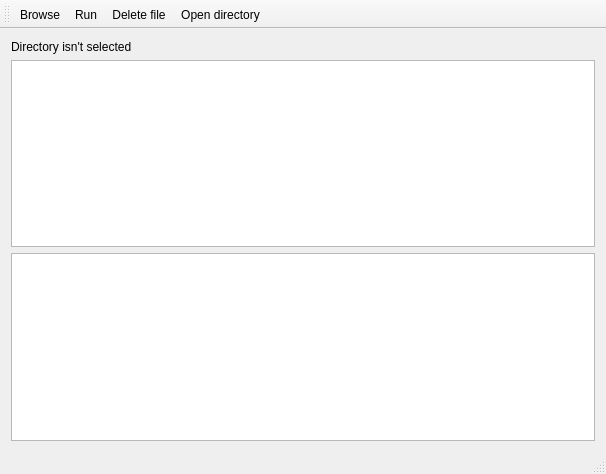
The window that mainwindow.ui (leonfed/findDuplicates) describes before a commit, drawn with Qt 5.
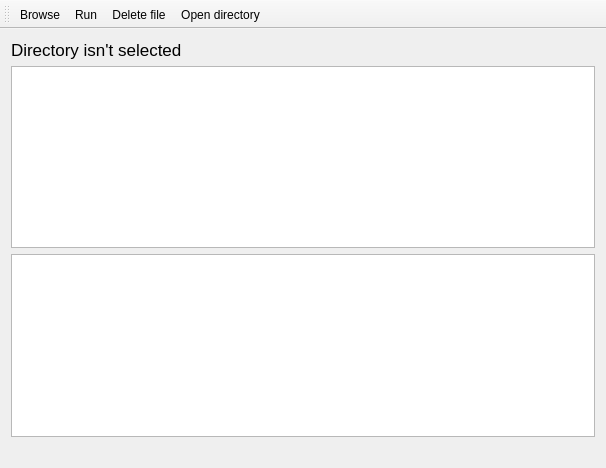
The same window after the commit.

What changed in the file:
```diff
--- a/mainwindow.ui
+++ b/mainwindow.ui
@@ -7,7 +7,7 @@
     <x>0</x>
     <y>0</y>
     <width>606</width>
-    <height>474</height>
+    <height>468</height>
    </rect>
   </property>
   <property name="windowTitle">
@@ -19,6 +19,12 @@
      <layout class="QVBoxLayout" name="verticalLayout">
       <item>
        <widget class="QLabel" name="directory">
+        <property name="font">
+         <font>
+          <pointsize>13</pointsize>
+          <underline>false</underline>
+         </font>
+        </property>
         <property name="text">
          <string>Directory isn't selected</string>
         </property>
@@ -32,6 +38,13 @@
       </item>
      </layout>
     </item>
+    <item>
+     <widget class="QLabel" name="error">
+      <property name="text">
+       <string/>
+      </property>
+     </widget>
+    </item>
    </layout>
   </widget>
   <widget class="QMenuBar" name="menuBar">
@@ -56,7 +69,6 @@
    <addaction name="actionDelete_file"/>
    <addaction name="actionOpen_directory"/>
   </widget>
-  <widget class="QStatusBar" name="statusBar"/>
   <action name="actionBrowse">
    <property name="text">
     <string>Browse</string>
```
